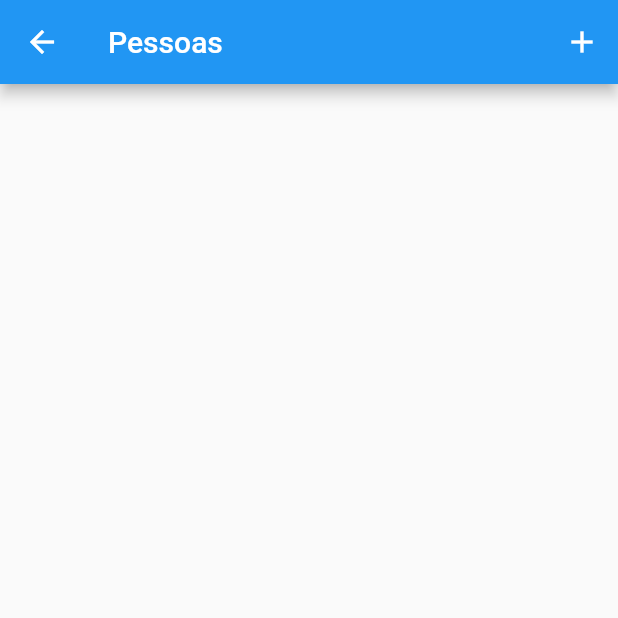
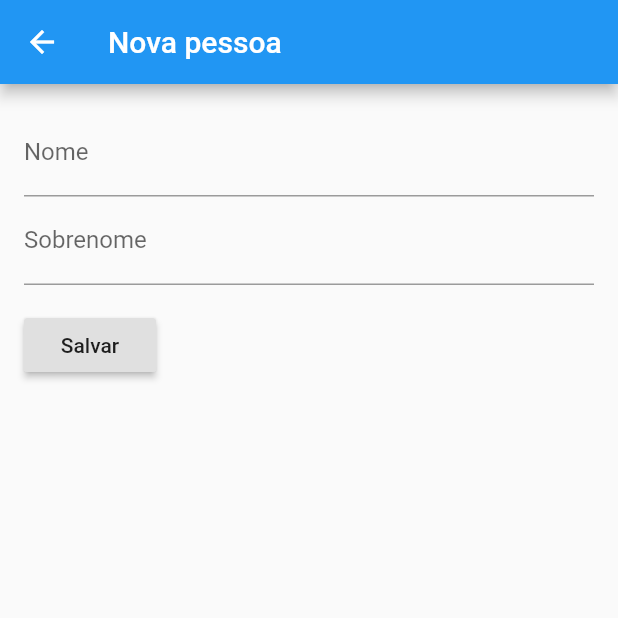
Before and after one commit to IMED-Flutter/Aula4-Persistencia, a Flutter app: the ListPerson screen opened by its route, after a tap on the "add" icon, on a phone screen of 412 x 824 dp, the top half of it. Run offline on Flutter 3.47's test engine with Material 2 defaults, Android fonts, the phone set to English and light mode, and no system bars; our stand-ins replace flutter_svg, sqflite; accounts and stored records are empty; project files that could hold a hidden picture were left out.

Commit message:
tela AddPerson consluída

```diff
--- a/lib/main.dart
+++ b/lib/main.dart
@@ -1,4 +1,5 @@
 import 'package:flutter/material.dart';
+import 'package:flutter_imed_bd/sqlite/addPerson.dart';
 import 'package:flutter_imed_bd/sqlite/listPerson.dart';
 import 'package:flutter_svg/svg.dart';
 
@@ -22,7 +23,8 @@ class MyApp extends StatelessWidget {
       //defino as rotas possíveis dentro da aplicação
       routes: {
         '/': (context) => Home(),
-        '/sqlite': (context) => ListPerson()
+        '/sqlite': (context) => ListPerson(),
+        '/addPerson': (context) => AddPerson()
       },
     );
   }
--- a/lib/sqlite/addPerson.dart
+++ b/lib/sqlite/addPerson.dart
@@ -0,0 +1,77 @@
+import 'package:flutter/material.dart';
+import 'package:flutter_imed_bd/sqlite/model/person.dart';
+
+class AddPerson extends StatelessWidget {
+
+  final _formKey = GlobalKey<FormState>();
+  final TextEditingController _firstNameController = TextEditingController();
+  final TextEditingController _lastNameController = TextEditingController();
+
+  @override
+  Widget build(BuildContext context) {
+    return Scaffold(
+      appBar: AppBar(
+        title: Text("Nova pessoa"),
+      ),
+      body: Padding(
+        padding: EdgeInsets.all(16),
+        child: Form(
+          key: _formKey,
+          child: Column(
+            //esse conceito de eixo principal e secundário é muito usado
+            //na construção de UI Flutter
+            crossAxisAlignment: CrossAxisAlignment.start,
+            children: <Widget>[
+              TextFormField(
+                decoration: InputDecoration(
+                    hintText: "Nome",
+                    labelText: "Nome"
+                ),
+                controller: _firstNameController,
+                validator: (value) {
+                  if (value.isEmpty) {
+                    return 'Insira o nome da pessoa';
+                  }
+                  return null;
+                },
+              ),
+              TextFormField(
+                controller: _lastNameController,
+                decoration: InputDecoration(
+                    hintText: "Sobrenome",
+                    labelText: "Sobrenome"
+                ),
+                validator: (value) {
+                  if (value.isEmpty) {
+                    return 'Insira o sobrenome da pessoa';
+                  }
+                  return null;
+                },
+              ),
+              Padding(
+                padding: EdgeInsets.symmetric(vertical: 16.0),
+                child: RaisedButton(
+                  onPressed: () {
+                    //antes de criar a instância de pessoa, estamos validando o formulário
+                    if (_formKey.currentState.validate()) {
+                      Person person = Person(
+                          firstName: _firstNameController.text,
+                          lastName: _lastNameController.text
+                      );
+                      //neste uso do pop, nós estamos matando a widget corrente, que é a tela
+                      //e estamos como retorno pra widget anterior (a tela da lista) a instância
+                      //da pessoa a ser salva
+                      Navigator.pop(context, person);
+                    }
+                  },
+                  child: Text('Salvar'),
+                ),
+              ),
+            ],
+          ),
+        ),
+      ),
+    );
+  }
+
+}
--- a/lib/sqlite/listPerson.dart
+++ b/lib/sqlite/listPerson.dart
@@ -68,7 +68,7 @@ class _ListPersonState extends State<ListPerson> {
           if (_database != null) IconButton(
             icon: Icon(Icons.add),
             onPressed: (){
-
+              Navigator.pushNamed(context, '/addPerson');
             },
           )
         ],
```
